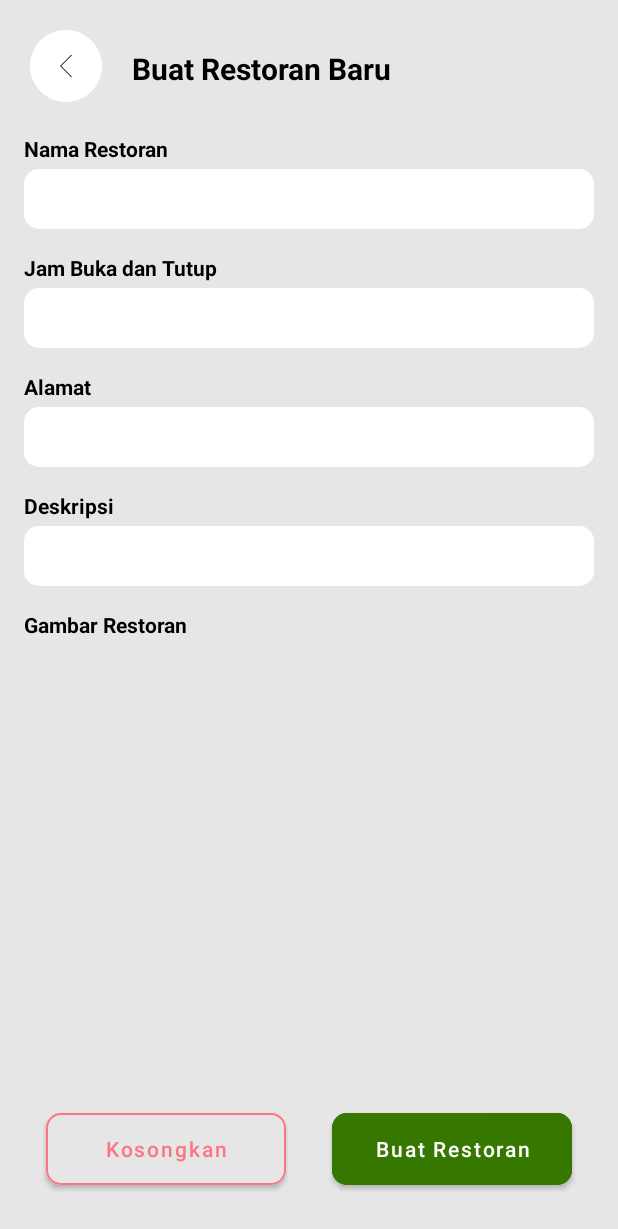
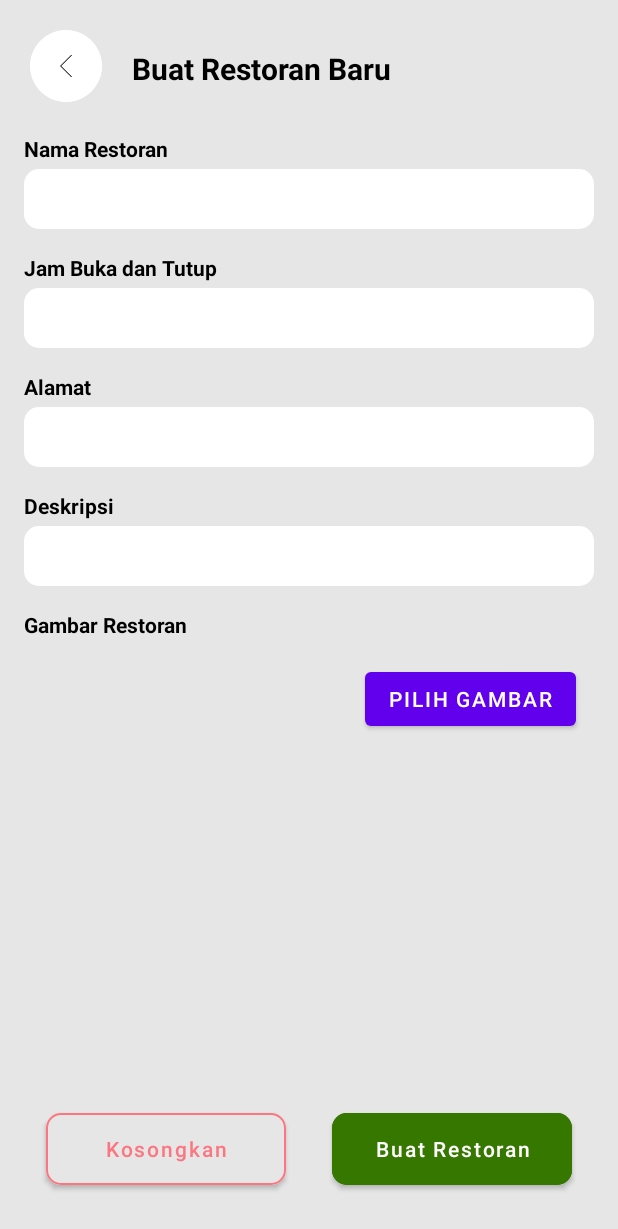
Before and after one commit to irfnhanif/restaurant-list-app, an Android app: the CreateRestaurant screen opened directly, with no data from a screen before it, on a phone screen of 412 x 824 dp. Shown: the top 1229 px of the screen. Run offline under Robolectric (Android 15) with nearby library versions, the phone set to English and light mode, and no system bars; our stand-ins replace Firebase (no records; nobody signed in at launch, a user with empty details on screens opened directly).

```diff
--- a/app/src/main/AndroidManifest.xml
+++ b/app/src/main/AndroidManifest.xml
@@ -4,6 +4,8 @@
 
     <uses-permission android:name="android.permission.INTERNET" />
     <uses-permission android:name="android.permission.ACCESS_NETWORK_STATE" />
+    <uses-permission android:name="android.permission.READ_EXTERNAL_STORAGE" />
+    <uses-permission android:name="android.permission.MANAGE_EXTERNAL_STORAGE" />
 
     <application
         android:allowBackup="true"
--- a/app/src/main/java/com/pamgroup/restaurantlistapp/CreateRestaurant.java
+++ b/app/src/main/java/com/pamgroup/restaurantlistapp/CreateRestaurant.java
@@ -1,30 +1,39 @@
 package com.pamgroup.restaurantlistapp;
 
+import androidx.activity.result.ActivityResultCallback;
+import androidx.activity.result.ActivityResultLauncher;
+import androidx.activity.result.contract.ActivityResultContracts;
 import androidx.appcompat.app.AppCompatActivity;
 
+import android.app.Activity;
 import android.content.Intent;
+import android.net.Uri;
 import android.os.Bundle;
 import android.text.TextUtils;
 import android.view.View;
 import android.widget.Button;
 import android.widget.EditText;
 import android.widget.ImageView;
+import android.widget.Toast;
 
+import com.pamgroup.restaurantlistapp.helper.ImageStorage;
 import com.pamgroup.restaurantlistapp.helper.RestaurantDatabase;
 import com.pamgroup.restaurantlistapp.model.Restaurant;
 
 public class CreateRestaurant extends AppCompatActivity implements View.OnClickListener {
 
+    private ImageStorage imageStorage;
     private EditText etName, etAddress, etBusinessHour, etDescription;
-    private Button btnCreate, btnHapus;
+    private Button btnCreate, btnHapus, btnChooseImage;
     private ImageView btnBack;
-
-    private Restaurant restaurant;
+    private ActivityResultLauncher<Intent> imagePickerLauncher;
 
     @Override
     protected void onCreate(Bundle savedInstanceState) {
         super.onCreate(savedInstanceState);
         setContentView(R.layout.activity_create_restaurant);
+
+        imageStorage = new ImageStorage();
 
         etName = findViewById(R.id.etNamaRestoran);
         etAddress = findViewById(R.id.etAlamat);
@@ -33,10 +42,23 @@ public class CreateRestaurant extends AppCompatActivity implements View.OnClickL
         btnBack = findViewById(R.id.btn_back);
         btnHapus = findViewById(R.id.btn_hapus);
         btnCreate = findViewById(R.id.btnCreate);
+        btnChooseImage = findViewById(R.id.btn_choose_image);
 
         btnCreate.setOnClickListener(this);
         btnBack.setOnClickListener(this);
         btnHapus.setOnClickListener(this);
+        btnChooseImage.setOnClickListener(this);
+
+        imagePickerLauncher = registerForActivityResult(new ActivityResultContracts.StartActivityForResult(),
+                result -> {
+                    if (result.getResultCode() == Activity.RESULT_OK && result.getData() != null) {
+                        Uri imageURI = result.getData().getData();
+                        Toast.makeText(this, imageURI.toString(), Toast.LENGTH_SHORT).show();
+                        if (imageURI != null) {
+                            imageStorage.uploadImage(imageURI.toString());
+                        }
+                    }
+                });
     }
 
     @Override
@@ -59,6 +81,11 @@ public class CreateRestaurant extends AppCompatActivity implements View.OnClickL
                 thread.start();
                 finish();
                 break;
+
+            case R.id.btn_choose_image:
+                selectImage();
+                break;
+
             case R.id.btn_back:
                 Intent intent = new Intent(this, MainActivity.class);
                 startActivity(intent);
@@ -95,30 +122,11 @@ public class CreateRestaurant extends AppCompatActivity implements View.OnClickL
 
         return true;
     }
+
+    private void selectImage() {
+        Intent imageIntent = new Intent(Intent.ACTION_GET_CONTENT);
+        imageIntent.setType("image/*");
+        imagePickerLauncher.launch(imageIntent);
+        Toast.makeText(this, "tes button", Toast.LENGTH_SHORT).show();
+    }
 }
-//
-//    public void submitData(){
-//        if(!validateForm()){
-//            return;
-//        }
-//
-//        String NamaRestoran = binding.etNamaRestoran.getText().toString();
-//        String Alamat = binding.etAlamat.getText().toString();
-//        String Description = binding.etDeskripsi.getText().toString();
-//        String BusinessHour = binding.etJamBukaTutup.getText().toString();
-//
-//        Restaurant baru = new Restaurant(NamaRestoran, Alamat, Description, BusinessHour);
-//
-//        databaseReference.child("restaurants").push().setValue(baru)
-//            .addOnSuccessListener(this, new OnSuccessListener<Void>() {
-//                @Override
-//                public void onSuccess(Void unused) {
-//                    Toast.makeText(CreateRestaurant.this, "Berhasil", Toast.LENGTH_SHORT).show();
-//                }
-//        }).addOnFailureListener(this, new OnFailureListener() {
-//            @Override
-//            public void onFailure(@NonNull Exception e) {
-//                Toast.makeText(CreateRestaurant.this, "Gagal", Toast.LENGTH_SHORT).show();
-//            }
-//        });
-//    }
--- a/app/src/main/res/layout/activity_create_restaurant.xml
+++ b/app/src/main/res/layout/activity_create_restaurant.xml
@@ -33,6 +33,7 @@
         app:layout_constraintTop_toTopOf="parent" />
 
     <LinearLayout
+        android:id="@+id/linearLayout"
         android:layout_width="wrap_content"
         android:layout_height="wrap_content"
         android:layout_marginTop="30dp"
@@ -160,4 +161,14 @@
         app:strokeColor="#FC7681"
         app:strokeWidth="1dp" />
 
+    <Button
+        android:id="@+id/btn_choose_image"
+        android:layout_width="wrap_content"
+        android:layout_height="wrap_content"
+        android:layout_marginTop="12dp"
+        android:layout_marginEnd="28dp"
+        android:text="Pilih Gambar"
+        app:layout_constraintEnd_toEndOf="parent"
+        app:layout_constraintTop_toBottomOf="@+id/linearLayout" />
+
 </androidx.constraintlayout.widget.ConstraintLayout>
```
Also changed, not shown: app/src/main/java/com/pamgroup/restaurantlistapp/helper/ImageStorage.java (+10 -16 lines).
